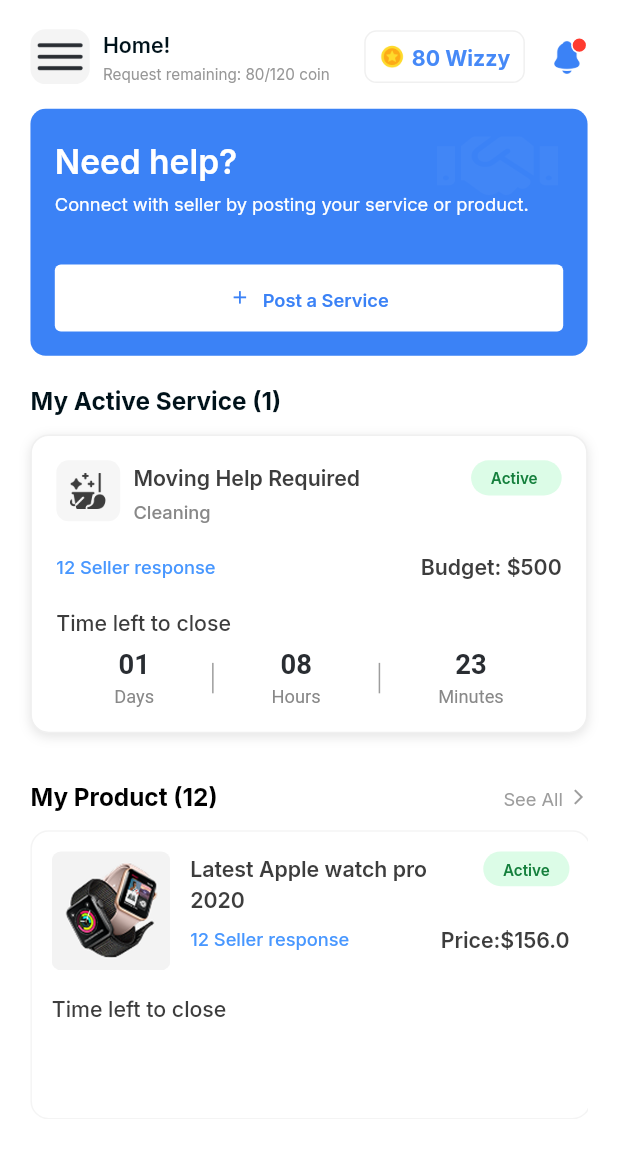
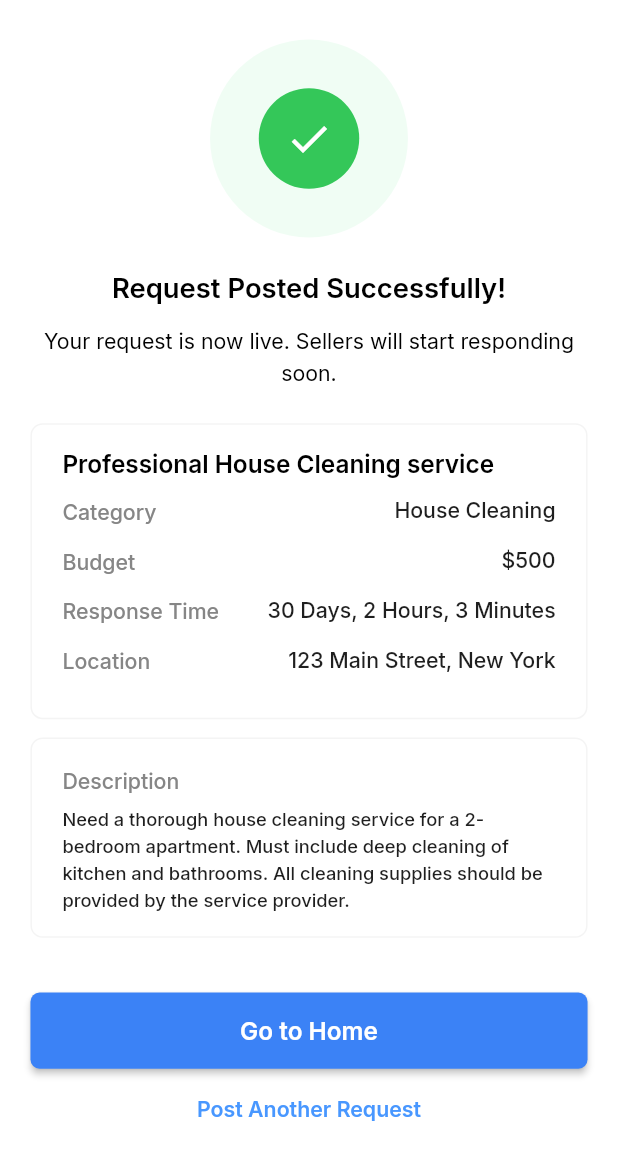
Before and after one commit to akibur-rahman-wix-buddy/martaarcadu_app, a Flutter app: the screen it shows after launch, on a phone screen of 412 x 824 dp. Shown: the top 1160 px of the screen. Run offline on Flutter 3.47's test engine with Material 3 defaults, Android fonts, the light colour scheme and no system bars; drawn by our look-alikes of auto_animated; our stand-ins replace dio, flutter_screenutil, get, get_it, get_storage, image_picker and 3 more; missing offline and left inert: dotlottie_loader; Roboto replaces fonts that are missing (Manrope).

Commit message:
request sucessfully screen complete

```diff
--- /dev/null
+++ b/lib/features/request_sucess/presentation/request_sucessfully_screen.dart
@@ -0,0 +1,168 @@
+import 'package:flutter/material.dart';
+import 'package:flutter_screenutil/flutter_screenutil.dart';
+import 'package:martaarcadu_app/common_widgets/common_button.dart';
+import 'package:martaarcadu_app/constants/text_font_style.dart';
+import 'package:martaarcadu_app/features/request_sucess/presentation/widgets/info_row.dart';
+import 'package:martaarcadu_app/gen/colors.gen.dart';
+import 'package:martaarcadu_app/helpers/ui_helpers.dart';
+
+class RequestSuccessfullyScreen extends StatelessWidget {
+  const RequestSuccessfullyScreen({super.key});
+
+  @override
+  Widget build(BuildContext context) {
+    return Scaffold(
+      backgroundColor: AppColors.cFFFFFF,
+      body: SafeArea(
+        child: Padding(
+          padding: EdgeInsets.symmetric(
+            horizontal: UIHelper.kDefaulutPadding(),
+          ),
+          child: SingleChildScrollView(
+            child: Column(
+              crossAxisAlignment: CrossAxisAlignment.center,
+              children: [
+                UIHelper.verticalSpace(26.h),
+
+                /// ✅ Double Circle Checkmark
+                Center(
+                  child: Container(
+                    height: 130.h,
+                    width: 130.w,
+                    decoration: const BoxDecoration(
+                      color: AppColors.cF0FDF4,
+                      shape: BoxShape.circle,
+                    ),
+                    child: Center(
+                      child: Container(
+                        height: 66.h,
+                        width: 66.w,
+                        decoration: const BoxDecoration(
+                          color: AppColors.c34C759,
+                          shape: BoxShape.circle,
+                        ),
+                        child: const Icon(
+                          Icons.check,
+                          size: 32,
+                          color: AppColors.cFFFFFF,
+                        ),
+                      ),
+                    ),
+                  ),
+                ),
+
+                UIHelper.verticalSpace(20.h),
+
+                /// Title
+                Text(
+                  'Request Posted Successfully!',
+                  style: TextFontStyle.textStylec18c1B1F3BManropeW600.copyWith(
+                    color: AppColors.c000000,
+                  ),
+                ),
+
+                UIHelper.verticalSpace(12.h),
+
+                /// Subtitle
+                Text(
+                  'Your request is now live. Sellers will start responding soon.',
+                  style: TextFontStyle.textStylec14cC7C7C7ManropeW400.copyWith(
+                    color: AppColors.c000000,
+                  ),
+                  textAlign: TextAlign.center,
+                ),
+
+                UIHelper.verticalSpace(24.h),
+
+                /// Summary Info Box
+                Container(
+                  width: double.infinity,
+                  decoration: BoxDecoration(
+                    color: AppColors.cFFFFFF,
+                    border: Border.all(color: AppColors.cF4F4F4),
+                    borderRadius: BorderRadius.circular(8.r),
+                  ),
+                  padding: EdgeInsets.symmetric(
+                    horizontal: UIHelper.kDefaulutPadding(),
+                    vertical: 16.h,
+                  ),
+                  child: Column(
+                    crossAxisAlignment: CrossAxisAlignment.start,
+                    children: [
+                      Text(
+                        'Professional House Cleaning service',
+                        style: TextFontStyle.textStylec16c292D32ManropeW600
+                            .copyWith(
+                          color: AppColors.c000000,
+                        ),
+                      ),
+                      UIHelper.verticalSpace(10.h),
+                      InfoRow(label: 'Category', value: 'House Cleaning'),
+                      InfoRow(label: 'Budget', value: '\$500'),
+                      InfoRow(
+                          label: 'Response Time',
+                          value: '30 Days, 2 Hours, 3 Minutes'),
+                      InfoRow(
+                          label: 'Location',
+                          value: '123 Main Street, New York'),
+                    ],
+                  ),
+                ),
+                UIHelper.verticalSpace(12.h),
+                Container(
+                  width: double.infinity,
+                  decoration: BoxDecoration(
+                    color: AppColors.cFFFFFF,
+                    border: Border.all(color: AppColors.cF4F4F4),
+                    borderRadius: BorderRadius.circular(8.r),
+                  ),
+                  padding: EdgeInsets.symmetric(
+                    horizontal: UIHelper.kDefaulutPadding(),
+                    vertical: 16.h,
+                  ),
+                  child: Column(
+                    crossAxisAlignment: CrossAxisAlignment.start,
+                    children: [
+                      Text(
+                        'Description',
+                        style: TextFontStyle.textStylec14c868686ManropeW500
+                            .copyWith(),
+                      ),
+                      UIHelper.verticalSpace(6.h),
+                      Text(
+                        'Need a thorough house cleaning service for a 2-bedroom apartment. '
+                        'Must include deep cleaning of kitchen and bathrooms. All cleaning supplies should be provided by the service provider.',
+                        style: TextFontStyle.textStylec12c393939ManropeW500
+                            .copyWith(
+                          color: AppColors.c1F1F1F,
+                        ),
+                      ),
+                    ],
+                  ),
+                ),
+                UIHelper.verticalSpace(36.h),
+                CommonButton(
+                  text: 'Go to Home',
+                  onPressed: () {},
+                ),
+                UIHelper.verticalSpace(16.h),
+                GestureDetector(
+                  onTap: () {},
+                  child: Text(
+                    'Post Another Request',
+                    style:
+                        TextFontStyle.textStylec14c313131ManropeW600.copyWith(
+                      color: AppColors.c4897FF,
+                    ),
+                    textAlign: TextAlign.center,
+                  ),
+                ),
+                UIHelper.verticalSpace(16.h),
+              ],
+            ),
+          ),
+        ),
+      ),
+    );
+  }
+}
--- /dev/null
+++ b/lib/features/request_sucess/presentation/widgets/info_row.dart
@@ -0,0 +1,40 @@
+import 'package:flutter/material.dart';
+import 'package:flutter_screenutil/flutter_screenutil.dart';
+import 'package:martaarcadu_app/constants/text_font_style.dart';
+import 'package:martaarcadu_app/gen/colors.gen.dart';
+
+class InfoRow extends StatelessWidget {
+  final String label;
+  final String value;
+
+  const InfoRow({
+    super.key,
+    required this.label,
+    required this.value,
+  });
+
+  @override
+  Widget build(BuildContext context) {
+    return Padding(
+      padding: EdgeInsets.only(bottom: 12.h),
+      child: Row(
+        crossAxisAlignment: CrossAxisAlignment.start,
+        children: [
+          Text(
+            '$label  ',
+            style: TextFontStyle.textStylec14c868686ManropeW500,
+          ),
+          Expanded(
+            child: Text(
+              value,
+              style: TextFontStyle.textStylec14c141414ManropeW500.copyWith(
+                color: AppColors.c1F1F1F,
+              ),
+              textAlign: TextAlign.right,
+            ),
+          ),
+        ],
+      ),
+    );
+  }
+}
--- a/lib/gen/colors.gen.dart
+++ b/lib/gen/colors.gen.dart
@@ -90,6 +90,9 @@ class AppColors {
 
   /// Color: #FF3333338
   static const Color c333333 = Color(0xFF3333338);
+
+  /// Color: #FF34C759
+  static const Color c34C759 = Color(0xFF34C759);
 
   /// Color: #FF393939
   static const Color c393939 = Color(0xFF393939);
@@ -235,6 +238,9 @@ class AppColors {
   /// Color: #FFF0F0F0
   static const Color cF0F0F0 = Color(0xFFF0F0F0);
 
+  /// Color: #FFF0FDF4
+  static const Color cF0FDF4 = Color(0xFFF0FDF4);
+
   /// Color: #FFF3F4F6
   static const Color cF3F4F6 = Color(0xFFF3F4F6);
 
--- a/lib/main.dart
+++ b/lib/main.dart
@@ -9,6 +9,7 @@ import 'package:martaarcadu_app/features/drawer/presentation/drawer_screen.dart'
 import 'package:martaarcadu_app/features/home/presentation/home_screen.dart';
 import 'package:martaarcadu_app/features/onboarding/presentation/onboarding_screen.dart';
 import 'package:martaarcadu_app/features/post_request/presentation/post_request_screen.dart';
+import 'package:martaarcadu_app/features/request_sucess/presentation/request_sucessfully_screen.dart';
 import 'constants/custome_theme.dart';
 import 'gen/colors.gen.dart';
 import 'helpers/all_routes.dart';
@@ -87,7 +88,7 @@ class UtillScreenMobile extends StatelessWidget {
             },
             navigatorKey: NavigationService.navigatorKey,
             onGenerateRoute: RouteGenerator.generateRoute,
-            home: HomeScreen(),
+            home: RequestSuccessfullyScreen(),
           ),
         );
       },
```
Also changed, not shown: 1 other file.
